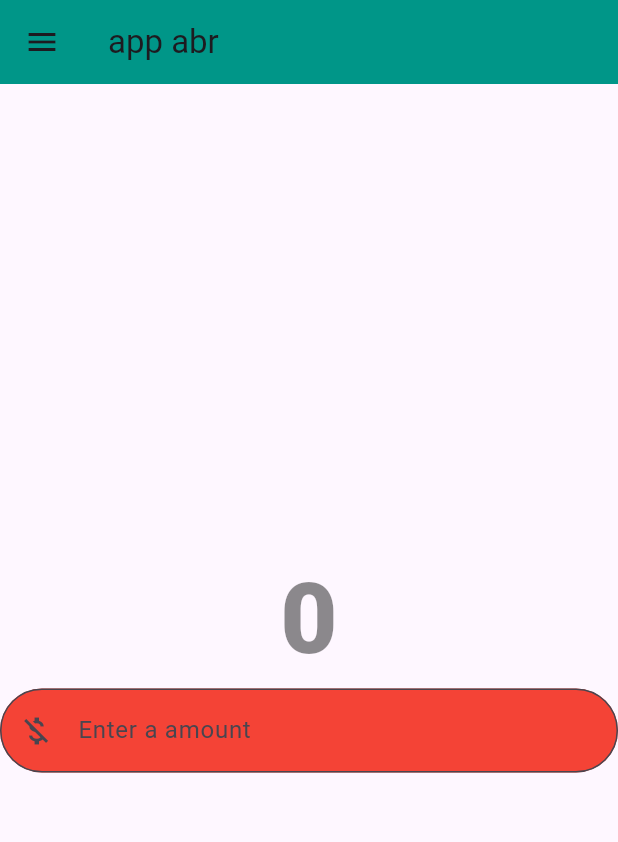
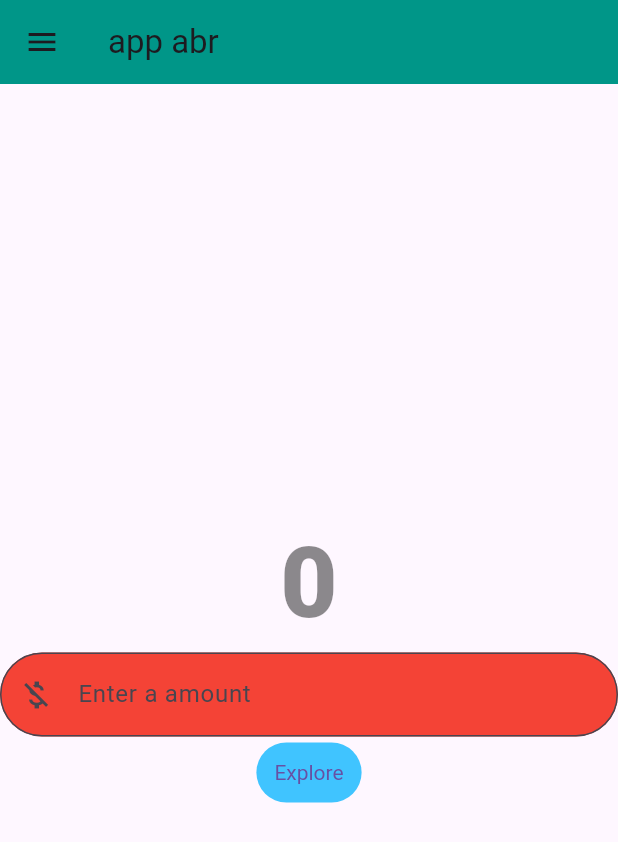
Before and after one commit to Jn-Sajol/Money-Exchange-App, a Flutter app: the screen it shows after launch, on a phone screen of 412 x 824 dp. Shown: the top 842 px of the screen. Run offline on Flutter 3.47's test engine with Material 3 defaults, Android fonts, the phone set to English and light mode, and no system bars.

Commit message:
adding button

```diff
--- a/lib/home_page.dart
+++ b/lib/home_page.dart
@@ -12,11 +12,11 @@ class HomePage extends StatelessWidget {
       drawer: const Drawer(
         child: Text('dhaka'),
       ),
-      body: const Center(
+      body:  Center(
         child: Column(
           mainAxisAlignment: MainAxisAlignment.center,
           children: [
-            Text(
+            const Text(
               '0',
               style: TextStyle(
                 color: Colors.black45,
@@ -24,7 +24,7 @@ class HomePage extends StatelessWidget {
                 fontSize: 66,
               ),
             ),
-            TextField(
+            const TextField(
               style: TextStyle(
                 color: Colors.black,
               ),
@@ -39,7 +39,23 @@ class HomePage extends StatelessWidget {
                 ),
               ),
               keyboardType: TextInputType.number,
-            )
+            ),
+            TextButton(
+              onPressed: () {
+                debugPrint('hello');
+              },
+              style:const ButtonStyle(
+                textStyle: MaterialStatePropertyAll(
+                    TextStyle(
+                        color:Colors.red,
+                      // fontSize: 54,
+                    )
+                ),
+                backgroundColor: MaterialStatePropertyAll(Colors.lightBlueAccent)
+              ),
+              child: Text('Explore'),
+            ),
+
           ],
         ),
       ),
```
